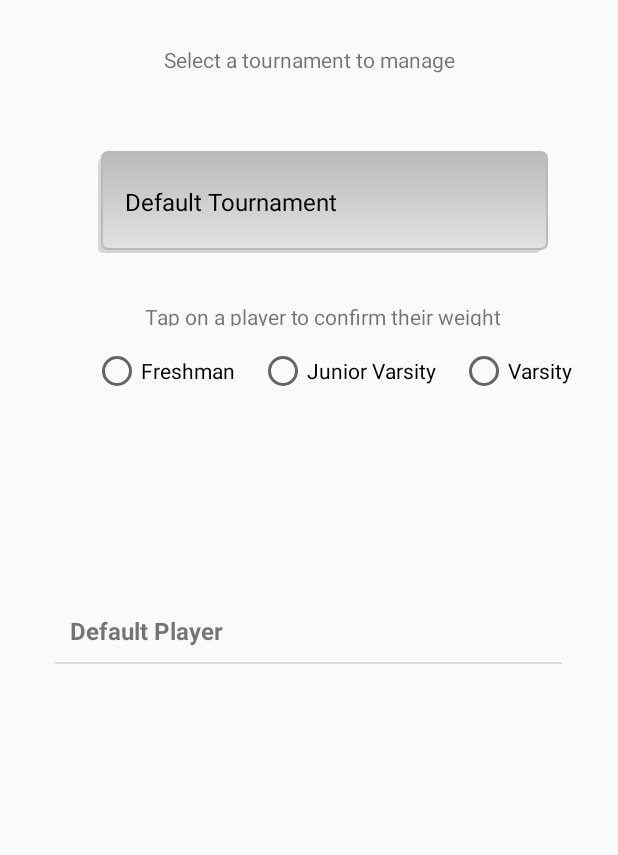
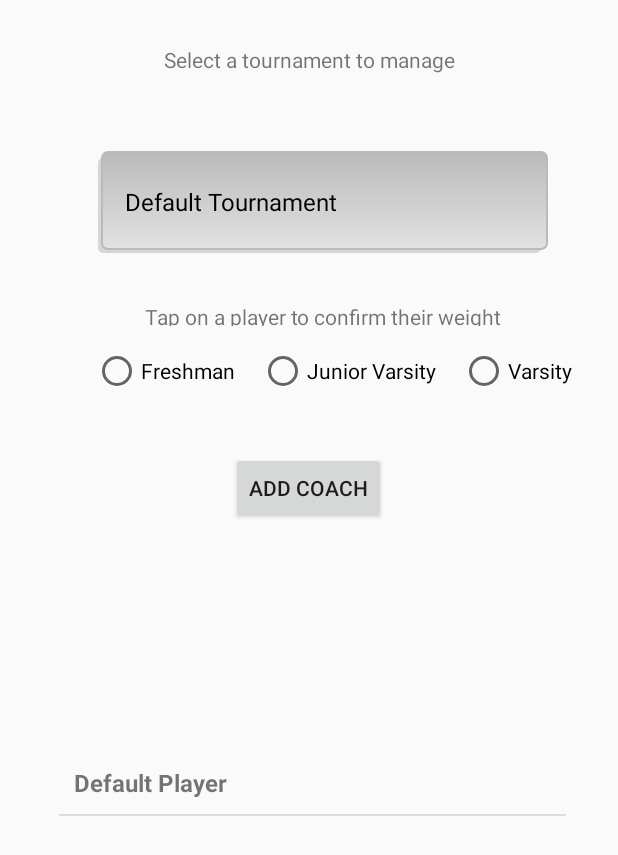
Before and after one commit to Heroice18/Wrestling-Plus, an Android app: the manageTournaments screen opened directly, with no data from a screen before it, on a phone screen of 412 x 824 dp. Shown: the top 855 px of the screen. Run offline under Robolectric (Android 15) with nearby library versions, the light colour scheme and no system bars; our stand-ins replace Firebase (no records; nobody signed in at launch, a user with empty details on screens opened directly).

Commit message:
Added Add Coach Button to the Admin's manage tournament, Along with Added Javadoc to Login Start

```diff
--- a/app/src/main/res/layout/activity_manage_tournaments.xml
+++ b/app/src/main/res/layout/activity_manage_tournaments.xml
@@ -125,7 +125,7 @@
     <ListView
         android:id="@+id/PlayerList"
         android:layout_width="338dp"
-        android:layout_height="347dp"
+        android:layout_height="304dp"
         android:layout_marginStart="8dp"
         android:layout_marginTop="8dp"
         android:layout_marginEnd="8dp"
@@ -133,9 +133,26 @@
         android:gravity="center"
         app:layout_constraintBottom_toBottomOf="parent"
         app:layout_constraintEnd_toEndOf="parent"
-        app:layout_constraintHorizontal_bias="0.491"
+        app:layout_constraintHorizontal_bias="0.543"
         app:layout_constraintStart_toStartOf="parent"
         app:layout_constraintTop_toTopOf="parent"
-        app:layout_constraintVertical_bias="0.85" />
+        app:layout_constraintVertical_bias="0.978" />
+
+    <Button
+        android:id="@+id/button4"
+        android:layout_width="wrap_content"
+        android:layout_height="wrap_content"
+        android:layout_marginStart="8dp"
+        android:layout_marginTop="8dp"
+        android:layout_marginEnd="8dp"
+        android:layout_marginBottom="8dp"
+        android:onClick="addCoach"
+        android:text="Add Coach"
+        app:layout_constraintBottom_toBottomOf="parent"
+        app:layout_constraintEnd_toEndOf="parent"
+        app:layout_constraintHorizontal_bias="0.498"
+        app:layout_constraintStart_toStartOf="parent"
+        app:layout_constraintTop_toTopOf="parent"
+        app:layout_constraintVertical_bias="0.386" />
 
 </android.support.constraint.ConstraintLayout>
```
Also changed, not shown: app/src/main/java/com/example/wrestlingtournament/Login_Start.java (+7 -2 lines), app/src/main/java/com/example/wrestlingtournament/manageTournaments.java (+71 -5 lines).
